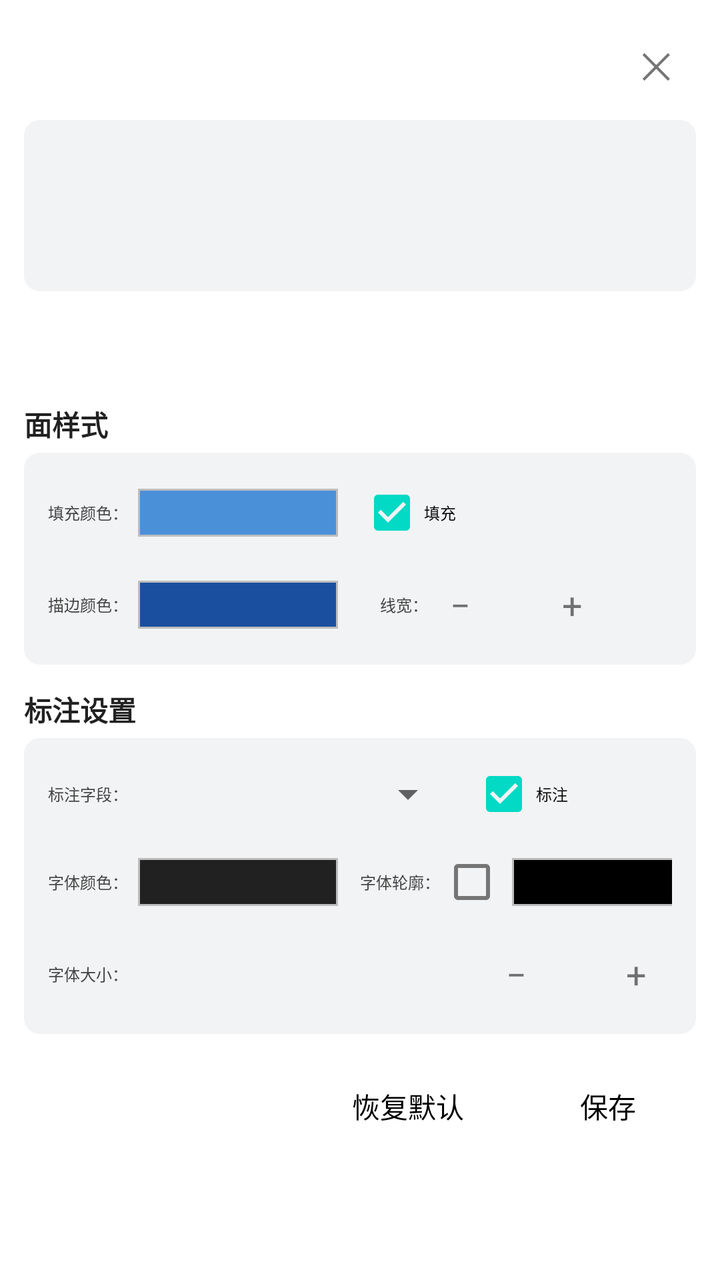
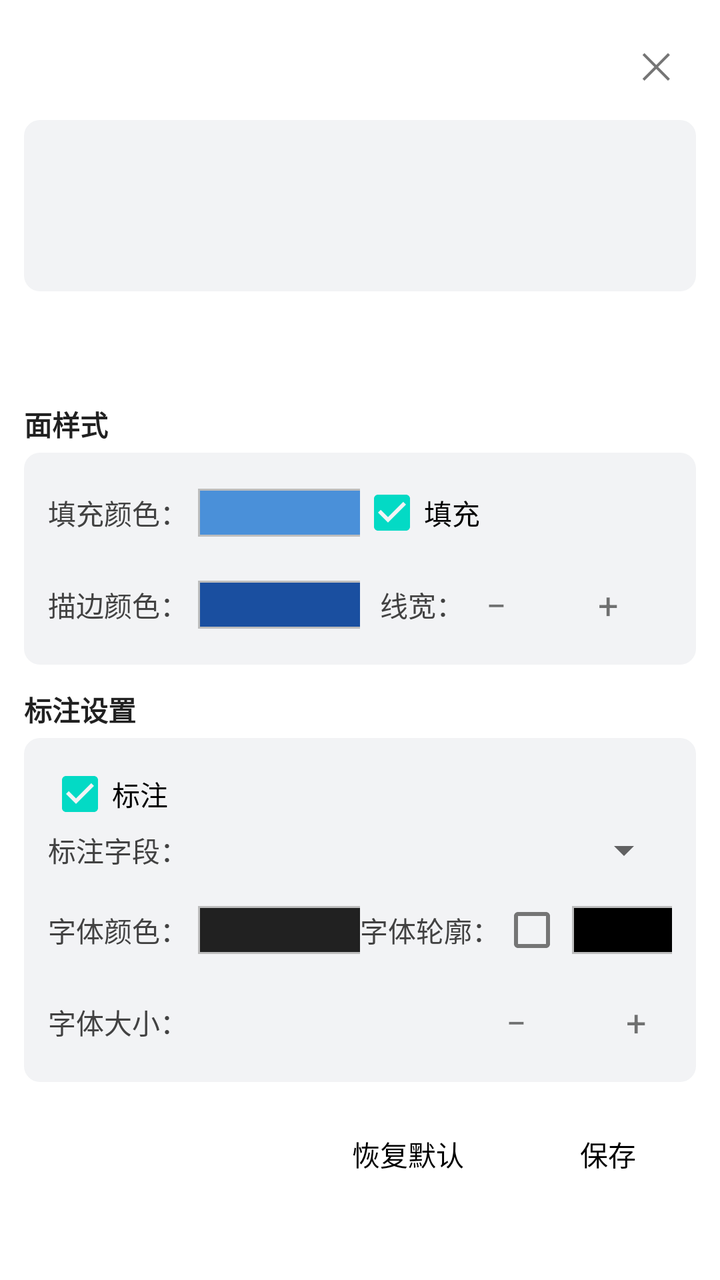

The first picture is an Android layout as it rendered before a commit; the second is the same layout after the commit. The layout source and the unified diff follow.
<!-- AndroidManifest.xml: application theme Theme.MobileMap -->
<!-- res/layout/dialog_feature_detail.xml -->
<?xml version="1.0" encoding="utf-8"?>
<LinearLayout xmlns:android="http://schemas.android.com/apk/res/android"
    xmlns:app="http://schemas.android.com/apk/res-auto"
    xmlns:tools="http://schemas.android.com/tools"
    android:layout_width="match_parent"
    android:layout_height="wrap_content"
    android:orientation="vertical"
    android:padding="12dp">

    
    <RelativeLayout
        android:layout_width="match_parent"
        android:layout_height="wrap_content">

        <TextView
            android:id="@+id/feature_detail_tv_title"
            android:layout_width="wrap_content"
            android:layout_height="wrap_content"
            android:layout_alignParentStart="true"
            android:layout_centerVertical="true"
            android:layout_toStartOf="@id/feature_detail_btn_survey_entry"
            android:ellipsize="end"
            android:maxLines="1"
            android:textColor="#212121"
            android:textSize="16sp"
            android:textStyle="bold"
            tools:ignore="HardcodedText"
            xmlns:tools="http://schemas.android.com/tools" />

        
        <TextView
            android:id="@+id/feature_detail_btn_survey_entry"
            android:layout_width="wrap_content"
            android:layout_height="40dp"
            android:layout_toStartOf="@id/feature_detail_btn_edit"
            android:layout_centerVertical="true"
            android:gravity="center"
            android:paddingStart="8dp"
            android:paddingEnd="4dp"
            android:text="样地调查"
            android:textColor="#4CAF50"
            android:textSize="14sp"
            android:textStyle="bold"
            android:visibility="gone"
            tools:ignore="HardcodedText"
            xmlns:tools="http://schemas.android.com/tools" />

        
        <TextView
            android:id="@+id/feature_detail_btn_edit"
            android:layout_width="wrap_content"
            android:layout_height="40dp"
            android:layout_toStartOf="@id/feature_detail_tv_close"
            android:layout_centerVertical="true"
            android:gravity="center"
            android:paddingStart="12dp"
            android:paddingEnd="12dp"
            android:text="编辑"
            android:textColor="#2196F3"
            android:textSize="15sp"
            android:textStyle="bold"
            android:visibility="gone"
            tools:ignore="HardcodedText"
            xmlns:tools="http://schemas.android.com/tools" />

        <TextView
            android:id="@+id/feature_detail_tv_close"
            android:layout_width="40dp"
            android:layout_height="40dp"
            android:layout_alignParentEnd="true"
            android:layout_centerVertical="true"
            android:gravity="center"
            android:text="✕"
            android:textColor="#757575"
            android:textSize="18sp"
            tools:ignore="HardcodedText"
            xmlns:tools="http://schemas.android.com/tools" />
    </RelativeLayout>

    
    <LinearLayout
        android:layout_width="match_parent"
        android:layout_height="wrap_content"
        android:layout_marginTop="8dp"
        android:background="@drawable/bg_feature_group"
        android:orientation="vertical"
        android:padding="12dp">

        <TextView
            android:id="@+id/feature_detail_tv_name"
            android:layout_width="match_parent"
            android:layout_height="wrap_content"
            android:textColor="#212121"
            android:textSize="15sp"
            android:textStyle="bold" />

        <TextView
            android:id="@+id/feature_detail_tv_layer"
            android:layout_width="match_parent"
            android:layout_height="wrap_content"
            android:layout_marginTop="4dp"
            android:textColor="#616161"
            android:textSize="13sp" />

        <TextView
            android:id="@+id/feature_detail_tv_id"
            android:layout_width="match_parent"
            android:layout_height="wrap_content"
            android:layout_marginTop="2dp"
            android:textColor="#616161"
            android:textSize="13sp" />
    </LinearLayout>

    
    <com.google.android.material.tabs.TabLayout
        android:id="@+id/feature_detail_tab_layout"
        android:layout_width="match_parent"
        android:layout_height="40dp"
        android:layout_marginTop="8dp"
        app:tabGravity="fill"
        app:tabIndicatorColor="#2196F3"
        app:tabMode="fixed"
        app:tabSelectedTextColor="#2196F3"
        app:tabTextColor="#757575" />

    
    <ScrollView
        android:id="@+id/feature_detail_page_style"
        android:layout_width="match_parent"
        android:layout_height="wrap_content">

        <LinearLayout
            android:layout_width="match_parent"
            android:layout_height="wrap_content"
            android:orientation="vertical">

            
            <TextView
                android:id="@+id/feature_detail_tv_fill_title"
                android:layout_width="wrap_content"
                android:layout_height="wrap_content"
                android:layout_marginTop="8dp"
                android:text="面样式"
                android:textColor="#212121"
                android:textSize="14sp"
                android:textStyle="bold"
                tools:ignore="HardcodedText"
                xmlns:tools="http://schemas.android.com/tools" />

            <LinearLayout
                android:id="@+id/feature_detail_ll_fill_group"
                android:layout_width="match_parent"
                android:layout_height="wrap_content"
                android:layout_marginTop="4dp"
                android:background="@drawable/bg_feature_group"
                android:orientation="vertical"
                android:padding="12dp">

                
                <LinearLayout
                    android:layout_width="match_parent"
                    android:layout_height="36dp"
                    android:baselineAligned="false"
                    android:orientation="horizontal">

                    <LinearLayout
                        android:layout_width="0dp"
                        android:layout_height="match_parent"
                        android:layout_weight="1"
                        android:gravity="center_vertical"
                        android:orientation="horizontal">

                        <TextView
                            android:layout_width="wrap_content"
                            android:layout_height="wrap_content"
                            android:text="填充颜色："
                            android:textColor="#424242"
                            android:textSize="8sp"
                            tools:ignore="HardcodedText" />

                        <ImageView
                            android:id="@+id/feature_detail_iv_fill_color"
                            android:layout_width="100dp"
                            android:layout_height="24dp"
                            android:layout_marginStart="5dp"
                            android:layout_marginEnd="8dp"
                            android:background="#4A90D9"
                            android:contentDescription="填充颜色"
                            android:src="@drawable/bg_swatch_border"
                            tools:ignore="HardcodedText" />
                    </LinearLayout>

                    <LinearLayout
                        android:layout_width="0dp"
                        android:layout_height="match_parent"
                        android:layout_weight="1"
                        android:gravity="center_vertical"
                        android:orientation="horizontal">

                        <CheckBox
                            android:id="@+id/feature_detail_cb_fill_enabled"
                            android:layout_width="wrap_content"
                            android:layout_height="wrap_content"
                            android:checked="true"
                            android:minWidth="0dp"
                            android:minHeight="0dp"
                            android:text="填充"
                            android:textSize="8sp"
                            tools:ignore="HardcodedText" />
                    </LinearLayout>
                </LinearLayout>

                
                <LinearLayout
                    android:layout_width="match_parent"
                    android:layout_height="36dp"
                    android:layout_marginTop="10dp"
                    android:baselineAligned="false"
                    android:orientation="horizontal">

                    <LinearLayout
                        android:layout_width="0dp"
                        android:layout_height="match_parent"
                        android:layout_weight="1"
                        android:gravity="center_vertical"
                        android:orientation="horizontal">

                        <TextView
                            android:layout_width="wrap_content"
                            android:layout_height="wrap_content"
                            android:text="描边颜色："
                            android:textColor="#424242"
                            android:textSize="8sp"
                            tools:ignore="HardcodedText" />

                        <ImageView
                            android:id="@+id/feature_detail_iv_outline_color"
                            android:layout_width="100dp"
                            android:layout_height="24dp"
                            android:layout_marginStart="5dp"
                            android:background="#1A4FA0"
                            android:contentDescription="描边颜色"
                            android:src="@drawable/bg_swatch_border"
                            tools:ignore="HardcodedText" />
                    </LinearLayout>

                    <LinearLayout
                        android:layout_width="0dp"
                        android:layout_height="match_parent"
                        android:layout_weight="1"
                        android:gravity="center_vertical"
                        android:orientation="horizontal">

                        <TextView
                            android:layout_marginStart="10dp"
                            android:layout_width="wrap_content"
                            android:layout_height="wrap_content"
                            android:text="线宽："
                            android:textColor="#424242"
                            android:textSize="8sp"
                            tools:ignore="HardcodedText" />

                        <TextView
                            android:id="@+id/feature_detail_btn_width_minus"
                            android:layout_width="32dp"
                            android:layout_height="32dp"
                            android:gravity="center"
                            android:text="−"
                            android:textSize="18sp"
                            tools:ignore="HardcodedText" />

                        <TextView
                            android:id="@+id/feature_detail_tv_width_value"
                            android:layout_width="24dp"
                            android:layout_height="wrap_content"
                            android:gravity="center"
                            android:textColor="#212121"
                            android:textSize="16sp" />

                        <TextView
                            android:id="@+id/feature_detail_btn_width_plus"
                            android:layout_width="32dp"
                            android:layout_height="32dp"
                            android:gravity="center"
                            android:text="+"
                            android:textSize="18sp"
                            tools:ignore="HardcodedText" />
                    </LinearLayout>
                </LinearLayout>
            </LinearLayout>

            
            <TextView
                android:id="@+id/feature_detail_tv_icon_title"
                android:layout_width="wrap_content"
                android:layout_height="wrap_content"
                android:layout_marginTop="12dp"
                android:text="标识图标"
                android:textColor="#212121"
                android:textSize="14sp"
                android:textStyle="bold"
                android:visibility="gone"
                tools:ignore="HardcodedText"
                xmlns:tools="http://schemas.android.com/tools" />

            <LinearLayout
                android:id="@+id/feature_detail_ll_icon_group"
                android:layout_width="match_parent"
                android:layout_height="wrap_content"
                android:layout_marginTop="4dp"
                android:background="@drawable/bg_feature_group"
                android:orientation="horizontal"
                android:padding="12dp"
                android:visibility="gone" />

            
            <TextView
                android:id="@+id/feature_detail_tv_label_title"
                android:layout_width="wrap_content"
                android:layout_height="wrap_content"
                android:layout_marginTop="12dp"
                android:text="标注设置"
                android:textColor="#212121"
                android:textSize="14sp"
                android:textStyle="bold"
                tools:ignore="HardcodedText"
                xmlns:tools="http://schemas.android.com/tools" />

            <LinearLayout
                android:id="@+id/feature_detail_ll_label_group"
                android:layout_width="match_parent"
                android:layout_height="wrap_content"
                android:layout_marginTop="4dp"
                android:background="@drawable/bg_feature_group"
                android:orientation="vertical"
                android:padding="12dp">

                <LinearLayout
                    android:layout_width="match_parent"
                    android:layout_height="wrap_content"
                    android:gravity="center_vertical"
                    android:orientation="horizontal">

                    <TextView
                        android:layout_width="wrap_content"
                        android:layout_height="wrap_content"
                        android:text="标注字段："
                        android:textColor="#424242"
                        android:textSize="8sp"
                        tools:ignore="HardcodedText"
                        xmlns:tools="http://schemas.android.com/tools" />

                    <Spinner
                        android:id="@+id/feature_detail_sp_label_field"
                        android:layout_width="0dp"
                        android:layout_height="wrap_content"
                        android:layout_weight="1" />

                    <CheckBox
                        android:id="@+id/feature_detail_cb_label_enabled"
                        android:layout_width="100dp"
                        android:layout_height="wrap_content"
                        android:layout_marginStart="8dp"
                        android:checked="true"
                        android:minWidth="0dp"
                        android:minHeight="0dp"
                        android:text="标注"
                        android:textSize="8sp"
                        tools:ignore="HardcodedText" />
                </LinearLayout>

                
                <LinearLayout
                    android:layout_width="match_parent"
                    android:layout_height="36dp"
                    android:layout_marginTop="10dp"
                    android:baselineAligned="false"
                    android:orientation="horizontal">

                    <LinearLayout
                        android:layout_width="0dp"
                        android:layout_height="match_parent"
                        android:layout_weight="1"
                        android:gravity="center_vertical"
                        android:orientation="horizontal">

                        <TextView
                            android:layout_width="wrap_content"
                            android:layout_height="wrap_content"
                            android:text="字体颜色："
                            android:textColor="#424242"
                            android:textSize="8sp"
                            tools:ignore="HardcodedText" />

                        <ImageView
                            android:id="@+id/feature_detail_iv_label_color"
                            android:layout_width="100dp"
                            android:layout_height="24dp"
                            android:layout_marginStart="5dp"
                            android:background="#212121"
                            android:contentDescription="字体颜色"
                            android:src="@drawable/bg_swatch_border"
                            tools:ignore="HardcodedText" />
                    </LinearLayout>

                    <LinearLayout
                        android:layout_width="0dp"
                        android:layout_height="match_parent"
                        android:layout_weight="1"
                        android:gravity="center_vertical"
                        android:orientation="horizontal">

                        <TextView
                            android:layout_width="wrap_content"
                            android:layout_height="wrap_content"
                            android:text="字体轮廓："
                            android:textColor="#424242"
                            android:textSize="8sp"
                            tools:ignore="HardcodedText" />

                        <CheckBox
                            android:id="@+id/feature_detail_cb_label_outline"
                            android:layout_width="wrap_content"
                            android:layout_height="wrap_content"
                            android:minWidth="0dp"
                            android:minHeight="0dp" />

                        <ImageView
                            android:id="@+id/feature_detail_iv_label_outline_color"
                            android:layout_width="100dp"
                            android:layout_height="24dp"
                            android:layout_marginStart="4dp"
                            android:background="#000000"
                            android:contentDescription="字体轮廓颜色"
                            android:src="@drawable/bg_swatch_border"
                            tools:ignore="HardcodedText" />
                    </LinearLayout>
                </LinearLayout>

                <LinearLayout
                    android:layout_width="match_parent"
                    android:layout_height="wrap_content"
                    android:layout_marginTop="10dp"
                    android:gravity="center_vertical"
                    android:orientation="horizontal">

                    <TextView
                        android:layout_width="0dp"
                        android:layout_height="wrap_content"
                        android:layout_weight="1"
                        android:text="字体大小："
                        android:textColor="#424242"
                        android:textSize="8sp"
                        tools:ignore="HardcodedText"
                        xmlns:tools="http://schemas.android.com/tools" />

                    <TextView
                        android:id="@+id/feature_detail_btn_size_minus"
                        android:layout_width="36dp"
                        android:layout_height="36dp"
                        android:text="−"
                        android:gravity="center"
                        android:textSize="18sp"
                        tools:ignore="HardcodedText"
                        xmlns:tools="http://schemas.android.com/tools" />

                    <TextView
                        android:id="@+id/feature_detail_tv_size_value"
                        android:layout_width="24dp"
                        android:layout_height="wrap_content"
                        android:gravity="center"
                        android:textColor="#212121"
                        android:textSize="16sp" />

                    <TextView
                        android:id="@+id/feature_detail_btn_size_plus"
                        android:layout_width="36dp"
                        android:layout_height="36dp"
                        android:text="+"
                        android:gravity="center"
                        android:textSize="18sp"
                        tools:ignore="HardcodedText"
                        xmlns:tools="http://schemas.android.com/tools" />
                </LinearLayout>
            </LinearLayout>

            
            <LinearLayout
                android:layout_width="match_parent"
                android:layout_height="wrap_content"
                android:layout_marginTop="12dp"
                android:gravity="end"
                android:orientation="horizontal">

                <Button
                    android:id="@+id/feature_detail_btn_reset"
                    android:layout_width="wrap_content"
                    android:layout_height="wrap_content"
                    style="?android:attr/borderlessButtonStyle"
                    android:textColor="@color/black"
                    android:text="恢复默认"
                    tools:ignore="HardcodedText"
                    xmlns:tools="http://schemas.android.com/tools" />

                <Button
                    android:id="@+id/feature_detail_btn_save"
                    android:layout_width="wrap_content"
                    android:layout_height="wrap_content"
                    style="?android:attr/borderlessButtonStyle"
                    android:textColor="@color/black"
                    android:layout_marginStart="12dp"
                    android:text="保存"
                    tools:ignore="HardcodedText"
                    xmlns:tools="http://schemas.android.com/tools" />
            </LinearLayout>
        </LinearLayout>
    </ScrollView>

    
    <androidx.core.widget.NestedScrollView
        android:id="@+id/feature_detail_page_attrs"
        android:layout_width="match_parent"
        android:layout_height="400dp"
        android:visibility="gone">

        <LinearLayout
            android:layout_width="match_parent"
            android:layout_height="wrap_content"
            android:orientation="vertical">

            <TextView
                android:id="@+id/feature_detail_tv_attr_hint"
                android:layout_width="match_parent"
                android:layout_height="wrap_content"
                android:layout_marginTop="12dp"
                android:gravity="center"
                android:textColor="#9E9E9E"
                android:textSize="13sp"
                android:visibility="gone" />

            <LinearLayout
                android:id="@+id/feature_detail_ll_attr_header"
                android:layout_width="match_parent"
                android:layout_height="wrap_content"
                android:layout_marginTop="8dp"
                android:background="@drawable/bg_feature_group"
                android:orientation="horizontal"
                android:padding="10dp">

                <TextView
                    android:layout_width="0dp"
                    android:layout_height="wrap_content"
                    android:layout_weight="1"
                    android:text="属性名"
                    android:textColor="#212121"
                    android:textSize="14sp"
                    android:textStyle="bold"
                    tools:ignore="HardcodedText"
                    xmlns:tools="http://schemas.android.com/tools" />

                <TextView
                    android:layout_width="0dp"
                    android:layout_height="wrap_content"
                    android:layout_weight="2"
                    android:text="属性值"
                    android:textColor="#212121"
                    android:textSize="14sp"
                    android:textStyle="bold"
                    tools:ignore="HardcodedText"
                    xmlns:tools="http://schemas.android.com/tools" />
            </LinearLayout>

            <LinearLayout
                android:id="@+id/feature_detail_ll_attr_rows"
                android:layout_width="match_parent"
                android:layout_height="wrap_content"
                android:orientation="vertical" />

            
            <Button
                android:id="@+id/feature_detail_btn_save_attrs"
                android:layout_width="match_parent"
                android:layout_height="wrap_content"
                android:layout_marginStart="12dp"
                android:layout_marginTop="12dp"
                android:layout_marginEnd="12dp"
                android:layout_marginBottom="12dp"
                android:text="保存修改"
                android:visibility="gone"
                tools:ignore="HardcodedText"
                xmlns:tools="http://schemas.android.com/tools" />
        </LinearLayout>
    </androidx.core.widget.NestedScrollView>
</LinearLayout>
<!-- resources referenced by this layout -->
<resources>
  <color name="black">#FF000000</color>
  <!-- drawable bg_feature_group (drawable) -->
  <?xml version="1.0" encoding="utf-8"?>
  <shape xmlns:android="http://schemas.android.com/apk/res/android" android:shape="rectangle">
      <solid android:color="#F2F3F5" />
      <corners android:radius="8dp" />
  </shape>
  <!-- drawable bg_swatch_border (drawable) -->
  <?xml version="1.0" encoding="utf-8"?>
  <shape xmlns:android="http://schemas.android.com/apk/res/android"
      android:shape="rectangle">
      <stroke
          android:width="1dp"
          android:color="#BDBDBD" />
  </shape>
  <style name="Theme.MobileMap" parent="Theme.MaterialComponents.DayNight.DarkActionBar">
          
          <item name="colorPrimary">@color/purple_500</item>
          <item name="colorPrimaryVariant">@color/purple_700</item>
          <item name="colorOnPrimary">@color/white</item>
          
          <item name="colorSecondary">@color/teal_200</item>
          <item name="colorSecondaryVariant">@color/teal_700</item>
          <item name="colorOnSecondary">@color/black</item>
          
          <item name="android:statusBarColor">?attr/colorPrimaryVariant</item>
          
      </style>
  <color name="purple_500">#FF6200EE</color>
  <color name="purple_700">#FF3700B3</color>
  <color name="white">#FFFFFFFF</color>
  <color name="teal_200">#FF03DAC5</color>
  <color name="teal_700">#FF018786</color>
</resources>

<!-- the commit's change to res/layout/dialog_feature_detail.xml (unified diff, before → after) -->
@@ -175,7 +175,7 @@
                             android:layout_height="wrap_content"
                             android:text="填充颜色："
                             android:textColor="#424242"
-                            android:textSize="8sp"
+                            android:textSize="14sp"
                             tools:ignore="HardcodedText" />
 
                         <ImageView
@@ -205,7 +205,7 @@
                             android:minWidth="0dp"
                             android:minHeight="0dp"
                             android:text="填充"
-                            android:textSize="8sp"
+                            android:textSize="14sp"
                             tools:ignore="HardcodedText" />
                     </LinearLayout>
                 </LinearLayout>
@@ -230,7 +230,7 @@
                             android:layout_height="wrap_content"
                             android:text="描边颜色："
                             android:textColor="#424242"
-                            android:textSize="8sp"
+                            android:textSize="14sp"
                             tools:ignore="HardcodedText" />
 
                         <ImageView
@@ -257,7 +257,7 @@
                             android:layout_height="wrap_content"
                             android:text="线宽："
                             android:textColor="#424242"
-                            android:textSize="8sp"
+                            android:textSize="14sp"
                             tools:ignore="HardcodedText" />
 
                         <TextView
@@ -335,6 +335,25 @@
                 android:orientation="vertical"
                 android:padding="12dp">
 
+                
+                <CheckBox
+                    android:id="@+id/feature_detail_cb_label_enabled"
+                    android:layout_width="wrap_content"
+                    android:layout_height="wrap_content"
+                    android:checked="true"
+                    android:minWidth="0dp"
+                    android:minHeight="0dp"
+                    android:text="标注"
+                    android:textSize="14sp"
+                    tools:ignore="HardcodedText" />
+
+                
+                <LinearLayout
+                    android:id="@+id/feature_detail_ll_label_fields"
+                    android:layout_width="match_parent"
+                    android:layout_height="wrap_content"
+                    android:orientation="vertical">
+
                 <LinearLayout
                     android:layout_width="match_parent"
                     android:layout_height="wrap_content"
@@ -346,7 +365,7 @@
                         android:layout_height="wrap_content"
                         android:text="标注字段："
                         android:textColor="#424242"
-                        android:textSize="8sp"
+                        android:textSize="14sp"
                         tools:ignore="HardcodedText"
                         xmlns:tools="http://schemas.android.com/tools" />
 
@@ -355,18 +374,6 @@
                         android:layout_width="0dp"
                         android:layout_height="wrap_content"
                         android:layout_weight="1" />
-
-                    <CheckBox
-                        android:id="@+id/feature_detail_cb_label_enabled"
-                        android:layout_width="100dp"
-                        android:layout_height="wrap_content"
-                        android:layout_marginStart="8dp"
-                        android:checked="true"
-                        android:minWidth="0dp"
-                        android:minHeight="0dp"
-                        android:text="标注"
-                        android:textSize="8sp"
-                        tools:ignore="HardcodedText" />
                 </LinearLayout>
 
                 
@@ -389,7 +396,7 @@
                             android:layout_height="wrap_content"
                             android:text="字体颜色："
                             android:textColor="#424242"
-                            android:textSize="8sp"
+                            android:textSize="14sp"
                             tools:ignore="HardcodedText" />
 
                         <ImageView
@@ -415,7 +422,7 @@
                             android:layout_height="wrap_content"
                             android:text="字体轮廓："
                             android:textColor="#424242"
-                            android:textSize="8sp"
+                            android:textSize="14sp"
                             tools:ignore="HardcodedText" />
 
                         <CheckBox
@@ -450,7 +457,7 @@
                         android:layout_weight="1"
                         android:text="字体大小："
                         android:textColor="#424242"
-                        android:textSize="8sp"
+                        android:textSize="14sp"
                         tools:ignore="HardcodedText"
                         xmlns:tools="http://schemas.android.com/tools" />
 
@@ -481,6 +488,7 @@
                         android:textSize="18sp"
                         tools:ignore="HardcodedText"
                         xmlns:tools="http://schemas.android.com/tools" />
+                </LinearLayout>
                 </LinearLayout>
             </LinearLayout>
 
